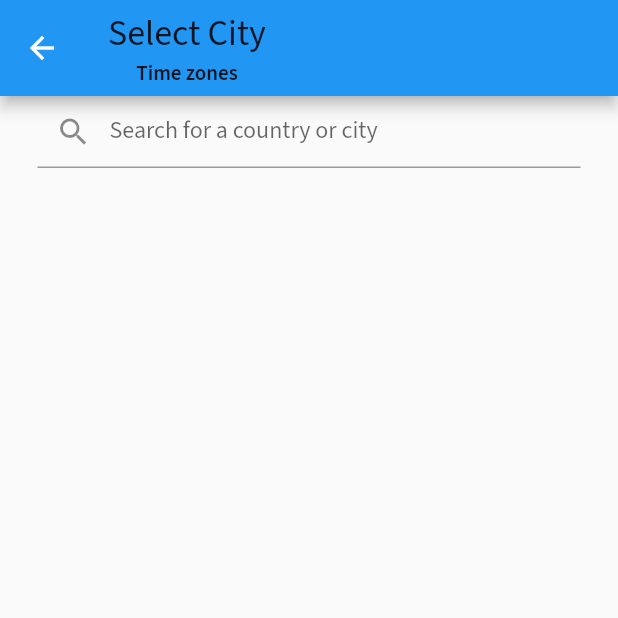
After one commit to tuuhin/clockwork, a Flutter app: the ClockLocations screen opened directly, on a phone screen of 412 x 824 dp, the top half of it. The commit adds this screen. Run offline on Flutter 3.47's test engine with Material 2 defaults, Android fonts, the phone set to English and light mode, and no system bars; our stand-ins replace google_fonts; missing offline and left inert: android_alarm_manager_plus.

Commit message:
made a simple analog clock the logic remains the same but the ui will be modified. locations page is still under construction

```diff
--- /dev/null
+++ b/lib/app/routes/clock_locations.dart
@@ -0,0 +1,53 @@
+import 'package:flutter/material.dart';
+
+class ClockLocations extends StatefulWidget {
+  const ClockLocations({Key? key}) : super(key: key);
+
+  @override
+  State<ClockLocations> createState() => _ClockLocationsState();
+}
+
+class _ClockLocationsState extends State<ClockLocations> {
+  late TextEditingController _controller;
+
+  @override
+  void initState() {
+    super.initState();
+    _controller = TextEditingController();
+  }
+
+  @override
+  Widget build(BuildContext context) {
+    return Scaffold(
+      appBar: AppBar(
+        toolbarHeight: 64.0,
+        title: Column(
+          children: [
+            Text('Select City', style: Theme.of(context).textTheme.headline5),
+            Text('Time zones',
+                style: Theme.of(context).textTheme.bodyMedium!.copyWith(
+                      fontWeight: FontWeight.w600,
+                    ))
+          ],
+        ),
+      ),
+      body: Padding(
+        padding: const EdgeInsets.symmetric(horizontal: 10),
+        child: Column(
+          children: [
+            Padding(
+              padding: const EdgeInsets.symmetric(horizontal: 15),
+              child: TextField(
+                decoration: const InputDecoration(
+                  prefixIcon: Icon(Icons.search),
+                  hintText: 'Search for a country or city',
+                ),
+                controller: _controller,
+              ),
+            )
+          ],
+        ),
+      ),
+    );
+  }
+}
--- /dev/null
+++ b/lib/app/routes/routes.dart
@@ -0,0 +1 @@
+export 'clock_locations.dart';
--- a/lib/app/widgets/stopwatch/clockpainter.dart
+++ b/lib/app/widgets/stopwatch/stopwatch_painter.dart
@@ -3,10 +3,10 @@ import 'dart:math';
 import 'package:flutter/material.dart';
 import 'package:vector_math/vector_math.dart' show radians;
 
-class ClockPainer extends CustomPainter {
+class StopWatchPainter extends CustomPainter {
   final Color dialColor;
 
-  ClockPainer({required this.dialColor});
+  StopWatchPainter({required this.dialColor});
 
   @override
   void paint(Canvas canvas, Size size) {
--- a/lib/context/context.dart
+++ b/lib/context/context.dart
@@ -1,2 +1,3 @@
 export 'stop_watch_context.dart';
 export 'theme_context.dart';
+export 'clocks_context.dart';
```
Also changed, not shown: lib/app/tabs/clocks_tab.dart (+75 -2 lines), lib/app/widgets/clock/clock_painter.dart (added, +84 -0 lines), lib/main.dart (+8 -1 lines).
